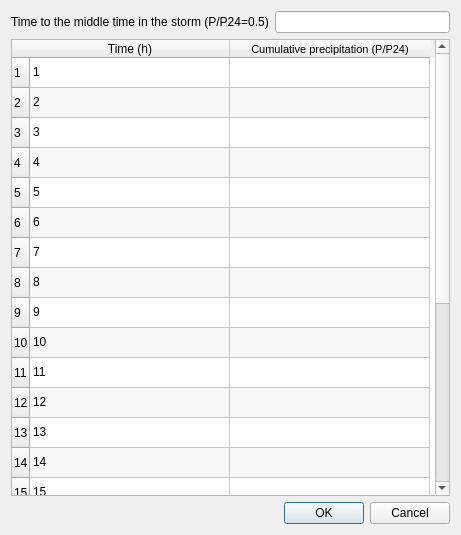
Before: the Qt Designer form ui/user_defined_storm_type.ui in Inigobarbe/VFSMOD-GUI, drawn with Qt 5.
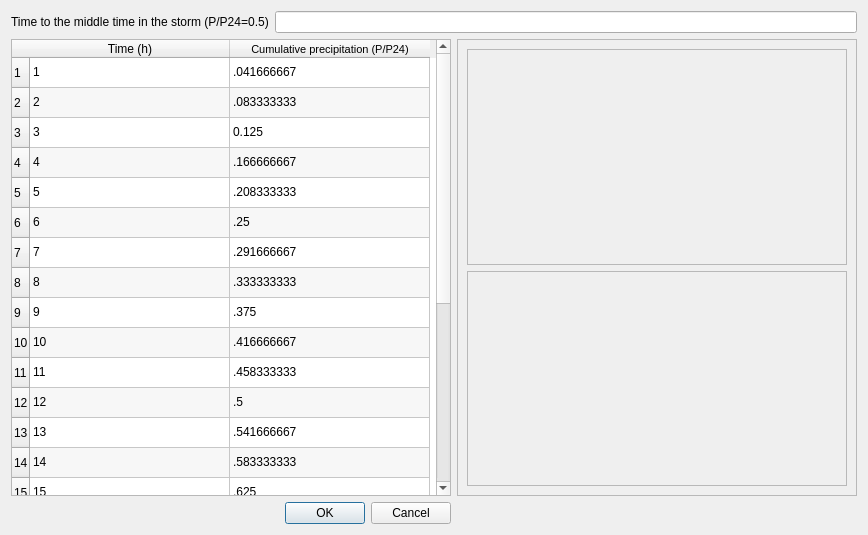
After: the same form once the commit is applied.

Patch:
```diff
--- a/ui/user_defined_storm_type.ui
+++ b/ui/user_defined_storm_type.ui
@@ -6,15 +6,15 @@
    <rect>
     <x>0</x>
     <y>0</y>
-    <width>461</width>
+    <width>868</width>
     <height>535</height>
    </rect>
   </property>
   <property name="windowTitle">
    <string>User defined storm type</string>
   </property>
-  <layout class="QGridLayout" name="gridLayout">
-   <item row="0" column="0">
+  <layout class="QGridLayout" name="gridLayout_2">
+   <item row="0" column="0" colspan="2">
     <layout class="QHBoxLayout" name="horizontalLayout">
      <item>
       <widget class="QLabel" name="label">
@@ -215,121 +215,279 @@
        <set>ItemIsSelectable|ItemIsEditable|ItemIsDragEnabled|ItemIsUserCheckable|ItemIsEnabled</set>
       </property>
      </item>
+     <item row="0" column="1">
+      <property name="text">
+       <string>.041666667</string>
+      </property>
+     </item>
      <item row="1" column="0">
       <property name="text">
        <string>2</string>
       </property>
      </item>
+     <item row="1" column="1">
+      <property name="text">
+       <string>.083333333</string>
+      </property>
+     </item>
      <item row="2" column="0">
       <property name="text">
        <string>3</string>
       </property>
      </item>
+     <item row="2" column="1">
+      <property name="text">
+       <string>0.125</string>
+      </property>
+     </item>
      <item row="3" column="0">
       <property name="text">
        <string>4</string>
       </property>
      </item>
+     <item row="3" column="1">
+      <property name="text">
+       <string>.166666667</string>
+      </property>
+     </item>
      <item row="4" column="0">
       <property name="text">
        <string>5</string>
       </property>
      </item>
+     <item row="4" column="1">
+      <property name="text">
+       <string>.208333333</string>
+      </property>
+     </item>
      <item row="5" column="0">
       <property name="text">
        <string>6</string>
       </property>
      </item>
+     <item row="5" column="1">
+      <property name="text">
+       <string>.25</string>
+      </property>
+     </item>
      <item row="6" column="0">
       <property name="text">
        <string>7</string>
       </property>
      </item>
+     <item row="6" column="1">
+      <property name="text">
+       <string>.291666667</string>
+      </property>
+     </item>
      <item row="7" column="0">
       <property name="text">
        <string>8</string>
       </property>
      </item>
+     <item row="7" column="1">
+      <property name="text">
+       <string>.333333333</string>
+      </property>
+     </item>
      <item row="8" column="0">
       <property name="text">
        <string>9</string>
       </property>
      </item>
+     <item row="8" column="1">
+      <property name="text">
+       <string>.375</string>
+      </property>
+     </item>
      <item row="9" column="0">
       <property name="text">
        <string>10</string>
       </property>
      </item>
+     <item row="9" column="1">
+      <property name="text">
+       <string>.416666667</string>
+      </property>
+     </item>
      <item row="10" column="0">
       <property name="text">
        <string>11</string>
       </property>
      </item>
+     <item row="10" column="1">
+      <property name="text">
+       <string>.458333333</string>
+      </property>
+     </item>
      <item row="11" column="0">
       <property name="text">
        <string>12</string>
       </property>
      </item>
+     <item row="11" column="1">
+      <property name="text">
+       <string>.5</string>
+      </property>
+     </item>
      <item row="12" column="0">
       <property name="text">
        <string>13</string>
       </property>
      </item>
+     <item row="12" column="1">
+      <property name="text">
+       <string>.541666667</string>
+      </property>
+     </item>
      <item row="13" column="0">
       <property name="text">
        <string>14</string>
       </property>
      </item>
+     <item row="13" column="1">
+      <property name="text">
+       <string>.583333333</string>
+      </property>
+     </item>
      <item row="14" column="0">
       <property name="text">
        <string>15</string>
       </property>
      </item>
+     <item row="14" column="1">
+      <property name="text">
+       <string>.625</string>
+      </property>
+     </item>
      <item row="15" column="0">
       <property name="text">
        <string>16</string>
       </property>
      </item>
+     <item row="15" column="1">
+      <property name="text">
+       <string>.666666667</string>
+      </property>
+     </item>
      <item row="16" column="0">
       <property name="text">
        <string>17</string>
       </property>
      </item>
+     <item row="16" column="1">
+      <property name="text">
+       <string>.708333333</string>
+      </property>
+     </item>
      <item row="17" column="0">
       <property name="text">
        <string>18</string>
       </property>
      </item>
+     <item row="17" column="1">
+      <property name="text">
+       <string>.75</string>
+      </property>
+     </item>
      <item row="18" column="0">
       <property name="text">
        <string>19</string>
       </property>
      </item>
+     <item row="18" column="1">
+      <property name="text">
+       <string>.791666667</string>
+      </property>
+     </item>
      <item row="19" column="0">
       <property name="text">
        <string>20</string>
       </property>
      </item>
+     <item row="19" column="1">
+      <property name="text">
+       <string>.833333333</string>
+      </property>
+     </item>
      <item row="20" column="0">
       <property name="text">
        <string>21</string>
       </property>
      </item>
+     <item row="20" column="1">
+      <property name="text">
+       <string>.875</string>
+      </property>
+     </item>
      <item row="21" column="0">
       <property name="text">
        <string>22</string>
       </property>
      </item>
+     <item row="21" column="1">
+      <property name="text">
+       <string>.916666667</string>
+      </property>
+     </item>
      <item row="22" column="0">
       <property name="text">
        <string>23</string>
       </property>
      </item>
+     <item row="22" column="1">
+      <property name="text">
+       <string>.958333333</string>
+      </property>
+     </item>
      <item row="23" column="0">
       <property name="text">
        <string>24</string>
       </property>
      </item>
+     <item row="23" column="1">
+      <property name="text">
+       <string>1</string>
+      </property>
+     </item>
+    </widget>
+   </item>
+   <item row="1" column="1">
+    <widget class="QFrame" name="frame">
+     <property name="minimumSize">
+      <size>
+       <width>400</width>
+       <height>0</height>
+      </size>
+     </property>
+     <property name="frameShape">
+      <enum>QFrame::StyledPanel</enum>
+     </property>
+     <property name="frameShadow">
+      <enum>QFrame::Raised</enum>
+     </property>
+     <layout class="QGridLayout" name="gridLayout">
+      <item row="0" column="0">
+       <widget class="QFrame" name="frame_2">
+        <property name="frameShape">
+         <enum>QFrame::StyledPanel</enum>
+        </property>
+        <property name="frameShadow">
+         <enum>QFrame::Raised</enum>
+        </property>
+       </widget>
+      </item>
+      <item row="1" column="0">
+       <widget class="QFrame" name="frame_3">
+        <property name="frameShape">
+         <enum>QFrame::StyledPanel</enum>
+        </property>
+        <property name="frameShadow">
+         <enum>QFrame::Raised</enum>
+        </property>
+       </widget>
+      </item>
+     </layout>
     </widget>
    </item>
    <item row="2" column="0">
```
